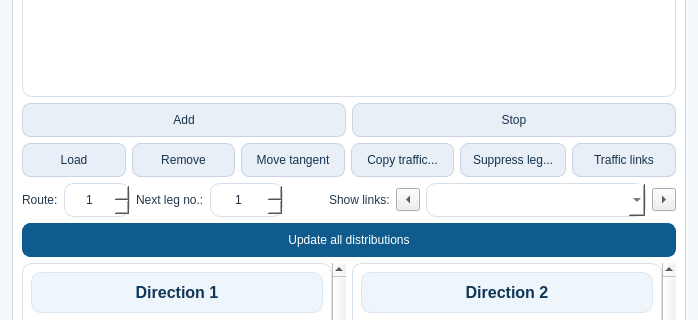
Before: the Qt Designer form omrat_base.ui in axelande/OMRAT, drawn with Qt 5; both pictures show x 0 to 698 and y 205 to 525 of the 698 by 907 pixel window.
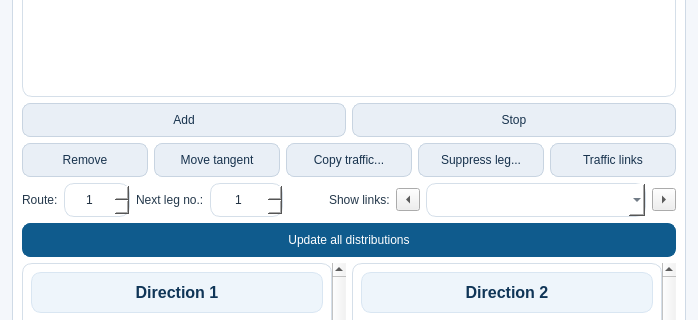
After: the same form once the commit is applied.

```diff
--- a/omrat_base.ui
+++ b/omrat_base.ui
@@ -272,16 +272,6 @@
               </item>
               <item>
                <layout class="QHBoxLayout" name="horizontalLayout_Buttons2">
-                <item>
-                 <widget class="QPushButton" name="pbLoadRoute">
-                  <property name="enabled">
-                   <bool>false</bool>
-                  </property>
-                  <property name="text">
-                   <string>Load</string>
-                  </property>
-                 </widget>
-                </item>
                 <item>
                  <widget class="QPushButton" name="pbRemoveRoute">
                   <property name="text">
```
Left out of the diff: 1 changed line with no effect on the pictures.
